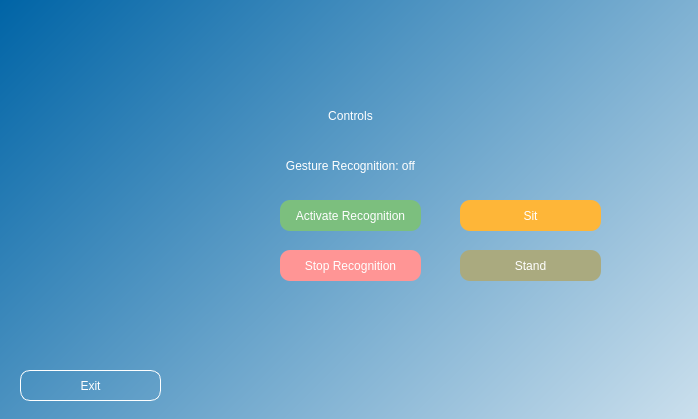
Old version of the form ui/control_window.ui in the repository sagerpascal/zhaw_pa_robodog.
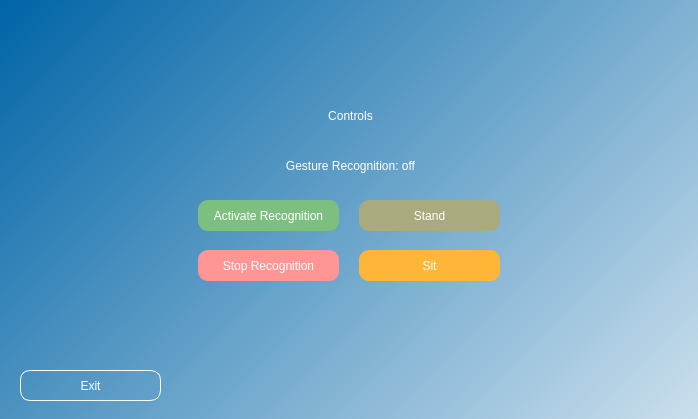
New version of the form.

Commit message: centers buttons

The edit to the form file:
```diff
--- a/ui/control_window.ui
+++ b/ui/control_window.ui
@@ -52,7 +52,7 @@
    <widget class="QPushButton" name="activateButton">
     <property name="geometry">
      <rect>
-      <x>280</x>
+      <x>198</x>
       <y>200</y>
       <width>141</width>
       <height>31</height>
@@ -90,7 +90,7 @@
    <widget class="QPushButton" name="stopButton">
     <property name="geometry">
      <rect>
-      <x>280</x>
+      <x>198</x>
       <y>250</y>
       <width>141</width>
       <height>31</height>
@@ -132,8 +132,8 @@
    <widget class="QPushButton" name="sitButton">
     <property name="geometry">
      <rect>
-      <x>460</x>
-      <y>200</y>
+      <x>359</x>
+      <y>250</y>
       <width>141</width>
       <height>31</height>
      </rect>
@@ -151,8 +151,8 @@
    <widget class="QPushButton" name="standButton">
     <property name="geometry">
      <rect>
-      <x>460</x>
-      <y>250</y>
+      <x>359</x>
+      <y>200</y>
       <width>141</width>
       <height>31</height>
      </rect>
```
Left out of the diff: 4 changed lines with no effect on the pictures. The commit also changes 1 other file.
